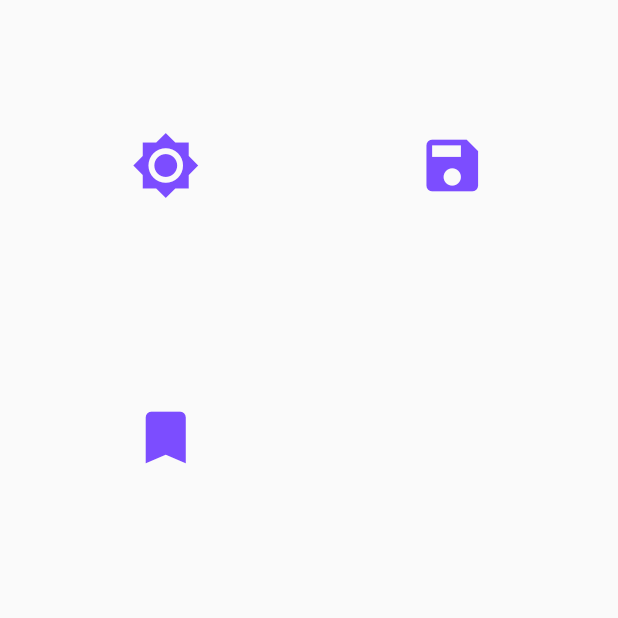
After one commit to hernan/flutter_playground, a Flutter app: the screen it shows after launch, on a phone screen of 412 x 824 dp, the top half of it. The commit adds this screen. Run offline on Flutter 3.47's test engine with Material 2 defaults, Android fonts, the phone set to English and light mode, and no system bars.

Commit message:
Add a home screen

```diff
--- a/lib/main.dart
+++ b/lib/main.dart
@@ -1,8 +1,9 @@
 import 'package:flutter/services.dart';
 import 'package:flutter/material.dart';
-//import 'package:carambula/screens/form.dart';
+import 'package:carambula/screens/home.dart';
 import 'package:carambula/screens/tabs.dart';
-//import 'package:carambula/screens/popup.dart';
+import 'package:carambula/screens/popup.dart';
+import 'package:carambula/screens/form.dart';
 
 void main() {
   // SystemChrome.setSystemUIOverlayStyle(
@@ -25,7 +26,7 @@ class MyApp extends StatelessWidget {
       theme: ThemeData(
         brightness: Brightness.light,
         primaryColor: Colors.lightGreen[800],
-        accentColor: Colors.purple[400],
+        accentColor: Colors.lightGreen[400],
         buttonTheme: ButtonThemeData(
 //          minWidth: 100,
           buttonColor: Colors.deepOrange[600],
@@ -37,7 +38,13 @@ class MyApp extends StatelessWidget {
           body1: TextStyle(fontSize: 12.0)
         )
       ),
-      home: TabScreen(),
+      initialRoute: '/',
+      routes: {
+        '/': (context) => HomeScreen(),
+        '/form': (context) => FormScreen(),
+        '/tabs': (context) => TabScreen(),
+        '/popup': (context) => PopupScreen()
+      },
     );
   }
 }
--- /dev/null
+++ b/lib/screens/home.dart
@@ -0,0 +1,50 @@
+import 'package:flutter/material.dart';
+
+class HomeScreen extends StatelessWidget {
+  @override
+  Widget build(BuildContext context) {
+    return Scaffold(
+      body: SafeArea(
+        child: GridView.count(
+          padding: EdgeInsets.all(20.0),
+          crossAxisSpacing: 10.0,
+          crossAxisCount: 2,
+          children: <Widget>[
+            HomeButton(
+              icon: Icons.brightness_7,
+              onPressed: () => Navigator.pushNamed(context, '/popup')),
+            HomeButton(
+              icon: Icons.save,
+              onPressed: () => Navigator.pushNamed(context, '/tabs')),
+            HomeButton(
+              icon: Icons.bookmark,
+              onPressed: () => Navigator.pushNamed(context, 'form')),
+          ],
+        ),
+      ),
+    );
+  }
+}
+
+class HomeButton extends StatelessWidget {
+  /// Icon data
+  final IconData icon;
+  /// Callback call when button is pressed
+  final VoidCallback onPressed;
+
+  HomeButton({@required this.icon, @required this.onPressed}) :
+    assert(icon != null),
+    assert(onPressed != null);
+
+
+  @override
+  Widget build(BuildContext context) {
+    return Center(
+      child: IconButton(
+        iconSize: 46.0,
+        icon: Icon(icon, color: Colors.deepPurpleAccent,),
+        onPressed: onPressed
+      )
+    );
+  }
+}
```
